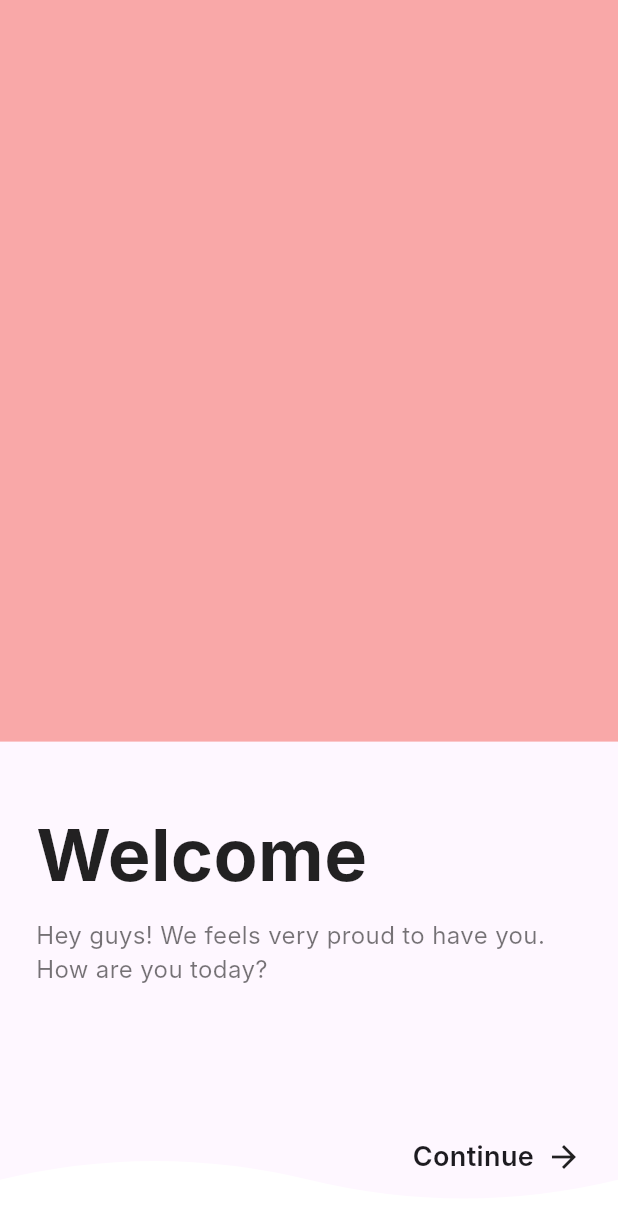
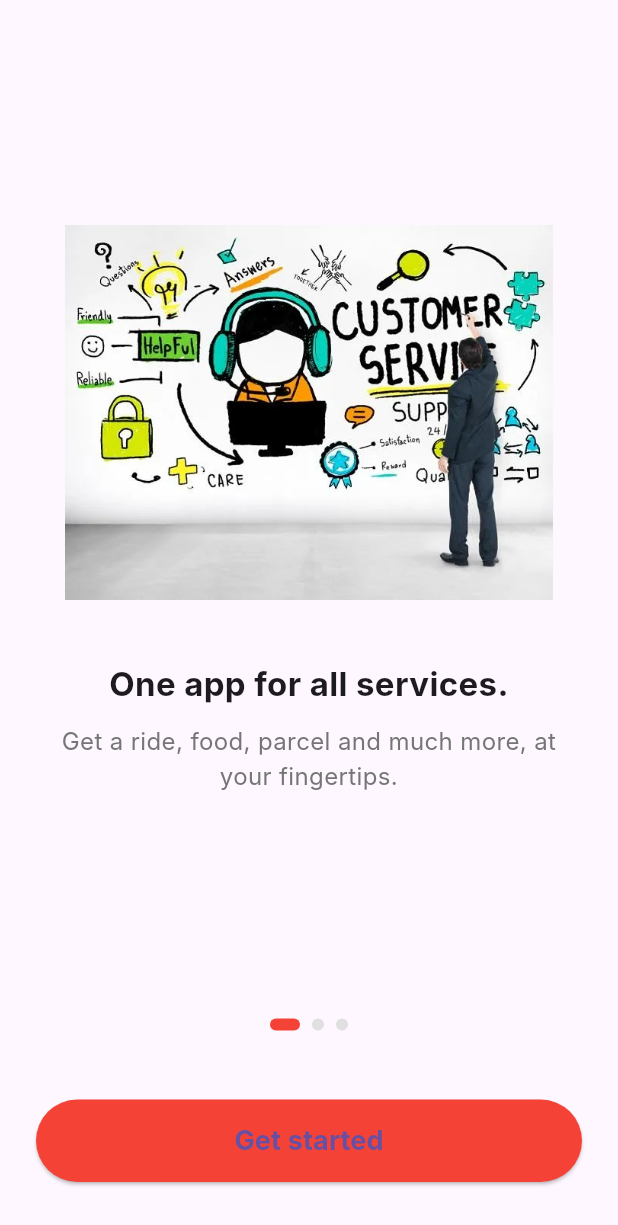
Before and after one commit to Souro-v/jfp, a Flutter app: the screen it shows after launch, on a phone screen of 412 x 824 dp. Shown: the top 1225 px of the screen. Run offline on Flutter 3.47's test engine with Material 3 defaults, Android fonts, the phone set to English and light mode, and no system bars; Roboto replaces fonts that are missing (Inter).

Commit message:
21-09-2025

```diff
--- /dev/null
+++ b/lib/hellow_screen.dart
@@ -0,0 +1,126 @@
+import 'package:flutter/material.dart';
+import 'package:jfp/ui/screens/first_screen.dart';
+
+class HellowScreen extends StatefulWidget {
+  const HellowScreen({super.key});
+
+  @override
+  State<HellowScreen> createState() => _HellowScreenState();
+}
+
+class _HellowScreenState extends State<HellowScreen> {
+  final PageController _controller = PageController();
+  @override
+  int _currentPage = 0;
+
+  final List<Map<String, String>> _pages = [
+    {
+      "image": "assets/images/customer_service.webp",
+      "title": "One app for all services.",
+      "subtitle": "Get a ride, food, parcel and much more, at your fingertips.",
+    },
+    {
+      "image": "assets/images/img.png",
+      "title": "Fast and reliable.",
+      "subtitle": "Enjoy quick and secure services anytime, anywhere.",
+    },
+    {
+      "image": "assets/images/img_1.png",
+      "title": "Track everything easily.",
+      "subtitle": "Keep an eye on your orders and rides in real time.",
+    },
+  ];
+
+  @override
+  Widget build(BuildContext context) {
+    return Scaffold(
+      body: Column(
+        children: [
+          Expanded(
+            child: PageView.builder(
+              controller: _controller,
+              itemCount: _pages.length,
+              onPageChanged: (index) {
+                setState(() {
+                  _currentPage = index;
+                });
+              },
+              itemBuilder: (context, index) {
+                final page = _pages[index];
+                return Padding(
+                  padding: const EdgeInsets.all(24.0),
+                  child: Column(
+                    mainAxisAlignment: MainAxisAlignment.center,
+                    children: [
+                      Image.asset(page["image"]!, height: 250),
+                      const SizedBox(height: 40),
+                      Text(
+                        page["title"]!,
+                        textAlign: TextAlign.center,
+                        style: const TextStyle(
+                          fontSize: 22,
+                          fontWeight: FontWeight.bold,
+                        ),
+                      ),
+                      const SizedBox(height: 12),
+                      Text(
+                        page["subtitle"]!,
+                        textAlign: TextAlign.center,
+                        style: TextStyle(fontSize: 16, color: Colors.grey[600]),
+                      ),
+                    ],
+                  ),
+                );
+              },
+            ),
+          ),
+          // Dots indicator
+          Row(
+            mainAxisAlignment: MainAxisAlignment.center,
+            children: List.generate(
+              _pages.length,
+              (index) => AnimatedContainer(
+                duration: const Duration(milliseconds: 300),
+                margin: const EdgeInsets.symmetric(horizontal: 4),
+                width: _currentPage == index ? 20 : 8,
+                height: 8,
+                decoration: BoxDecoration(
+                  color: _currentPage == index ? Colors.red : Colors.grey[300],
+                  borderRadius: BorderRadius.circular(12),
+                ),
+              ),
+            ),
+          ),
+          const SizedBox(height: 30),
+          // Get started button (always visible)
+          Padding(
+            padding: const EdgeInsets.symmetric(horizontal: 24, vertical: 16),
+            child: SizedBox(
+              width: double.infinity,
+              height: 55,
+              child: ElevatedButton(
+                style: ElevatedButton.styleFrom(
+                  backgroundColor: Colors.red,
+                  shape: RoundedRectangleBorder(
+                    borderRadius: BorderRadius.circular(30),
+                  ),
+                ),
+                onPressed: () {
+                  Navigator.push(
+                    context,
+                    MaterialPageRoute(builder: (context) => const WelcomeScreen()),
+                  );
+                },
+                child: const Text(
+                  "Get started",
+                  style: TextStyle(fontSize: 18, fontWeight: FontWeight.bold),
+                ),
+              ),
+            ),
+          ),
+          const SizedBox(height: 20),
+        ],
+      ),
+    );
+  }
+}
--- a/lib/main.dart
+++ b/lib/main.dart
@@ -1,8 +1,5 @@
 import 'package:flutter/material.dart';
-import 'package:jfp/ui/screens/home_screen.dart';
-import 'package:jfp/ui/screens/pre_view.dart';
-
-import 'ui/screens/first_screen.dart';
+import 'hellow_screen.dart';
 
 void main() {
   runApp(const MyApp());
@@ -16,7 +13,7 @@
     return MaterialApp(
       debugShowCheckedModeBanner: false,
       theme: ThemeData(fontFamily: 'Inter', useMaterial3: true),
-      home: const WelcomeScreen(),
+      home: const HellowScreen(),
     );
   }
 }
--- a/pubspec.yaml
+++ b/pubspec.yaml
@@ -58,9 +58,8 @@
   uses-material-design: true
 
   # To add assets to your application, add an assets section, like this:
-  # assets:
-  #   - images/a_dot_burr.jpeg
-  #   - images/a_dot_ham.jpeg
+  assets:
+    - assets/images/
 
   # An image asset can refer to one or more resolution-specific "variants", see
   # https://flutter.dev/to/resolution-aware-images
```
Also changed, not shown: assets/images/customer_service.webp (added), assets/images/fast2.jpg (added), assets/images/img.png (added), assets/images/img_1.png (added), assets/images/searching.jpg (added).
